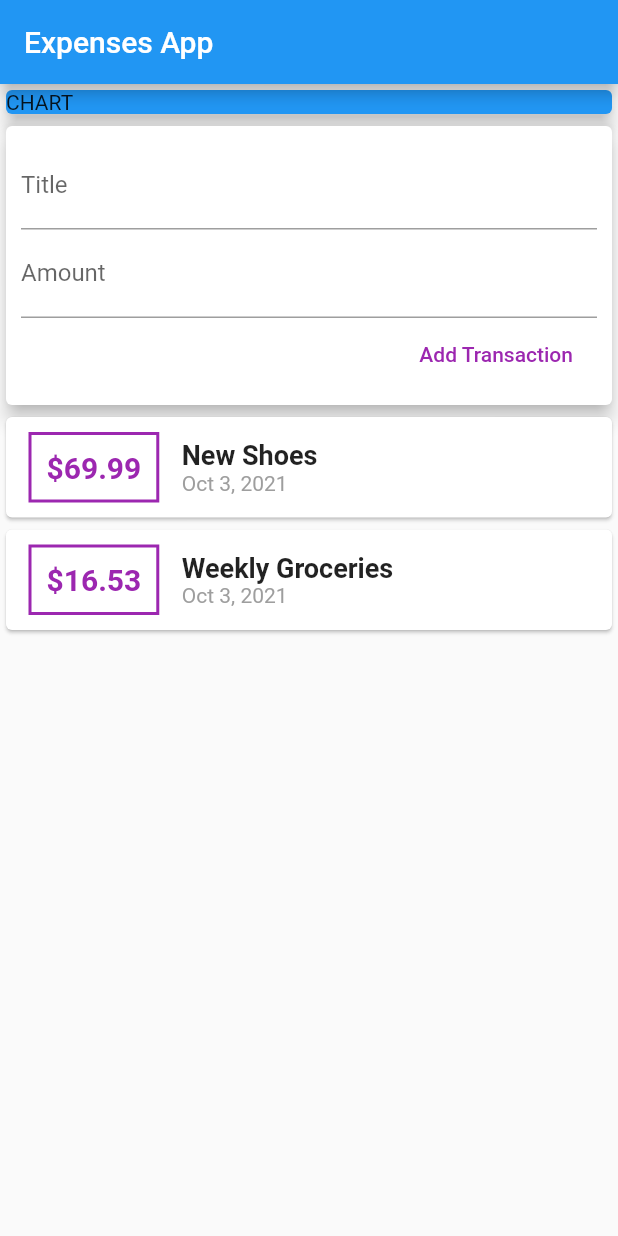
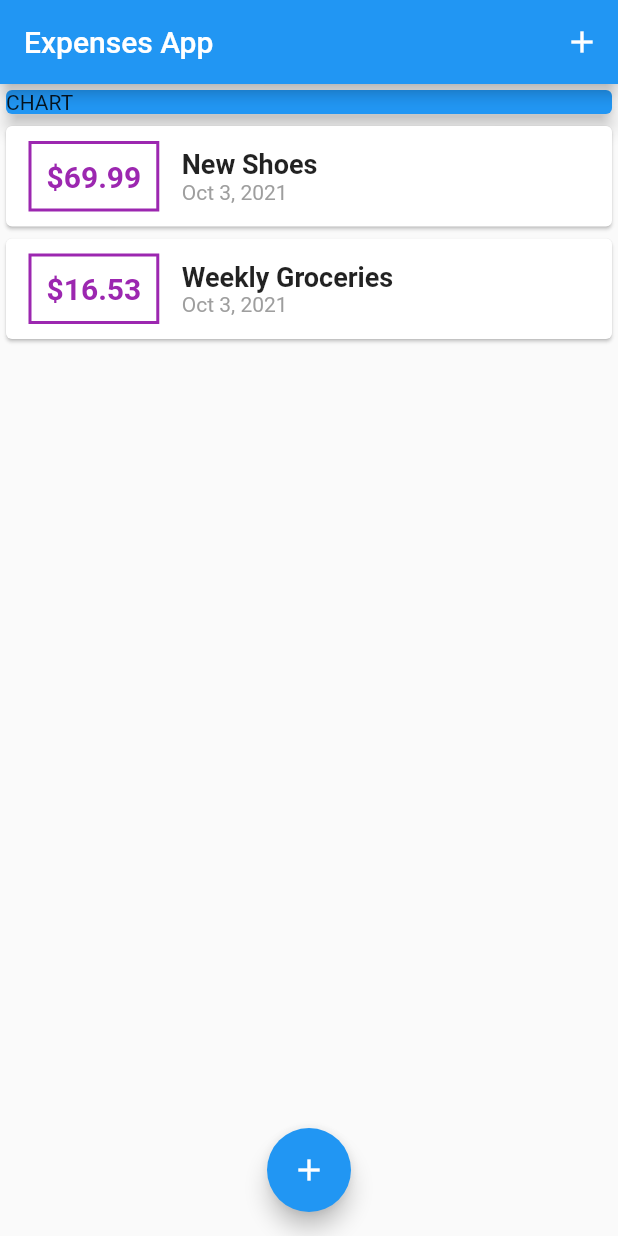
Before and after one commit to felipemotarocha/flutter-expenses-app, a Flutter app: the screen it shows after launch, on a phone screen of 412 x 824 dp. Run offline on Flutter 3.47's test engine with Material 2 defaults, Android fonts, the phone set to English and light mode, and no system bars.

Commit message:
feat: add new transaction modal

```diff
--- a/lib/home.dart
+++ b/lib/home.dart
@@ -2,16 +2,71 @@
 
 import 'package:flutter/material.dart';
 
+import 'entities/transaction.dart';
+
 import 'package:expenses_app/widgets/user_transactions.dart';
+import 'package:expenses_app/widgets/new_transaction.dart';
 
-class Home extends StatelessWidget {
+class Home extends StatefulWidget {
   const Home({Key? key}) : super(key: key);
+
+  @override
+  State<Home> createState() => _HomeState();
+}
+
+class _HomeState extends State<Home> {
+  final List<Transaction> _userTransactions = [
+    Transaction(
+      id: 't1',
+      title: 'New Shoes',
+      amount: 69.99,
+      date: DateTime.now(),
+    ),
+    Transaction(
+      id: 't2',
+      title: 'Weekly Groceries',
+      amount: 16.53,
+      date: DateTime.now(),
+    ),
+  ];
+
+  void startAddNewTransaction(BuildContext ctx) {
+    showModalBottomSheet(
+      context: ctx,
+      builder: (_) {
+        return GestureDetector(
+          onTap: () {},
+          child: NewTransaction(handleAddTransactionPress: addTransaction),
+          behavior: HitTestBehavior.opaque,
+        );
+      },
+    );
+  }
+
+  void addTransaction(String title, double amount) {
+    final newTransaction = Transaction(
+      id: DateTime.now().toString(),
+      title: title,
+      amount: amount,
+      date: DateTime.now(),
+    );
+
+    setState(() {
+      _userTransactions.add(newTransaction);
+    });
+  }
 
   @override
   Widget build(BuildContext context) {
     return Scaffold(
       appBar: AppBar(
         title: const Text('Expenses App'),
+        actions: [
+          IconButton(
+            onPressed: () {},
+            icon: const Icon(Icons.add),
+          )
+        ],
       ),
       body: SingleChildScrollView(
         child: Column(
@@ -24,9 +79,14 @@ class Home extends StatelessWidget {
                 elevation: 5,
               ),
             ),
-            const UserTransactions(),
+            UserTransactions(transactions: _userTransactions),
           ],
         ),
+      ),
+      floatingActionButtonLocation: FloatingActionButtonLocation.centerFloat,
+      floatingActionButton: FloatingActionButton(
+        child: const Icon(Icons.add),
+        onPressed: () => startAddNewTransaction(context),
       ),
     );
   }
--- a/lib/widgets/user_transactions.dart
+++ b/lib/widgets/user_transactions.dart
@@ -2,51 +2,19 @@ import 'package:flutter/material.dart';
 
 import 'package:expenses_app/entities/transaction.dart';
 
-import 'package:expenses_app/widgets/new_transaction.dart';
 import 'package:expenses_app/widgets/transaction_list.dart';
 
-class UserTransactions extends StatefulWidget {
-  const UserTransactions({Key? key}) : super(key: key);
+class UserTransactions extends StatelessWidget {
+  final List<Transaction> transactions;
 
-  @override
-  _UserTransactionsState createState() => _UserTransactionsState();
-}
-
-class _UserTransactionsState extends State<UserTransactions> {
-  final List<Transaction> _userTransactions = [
-    Transaction(
-      id: 't1',
-      title: 'New Shoes',
-      amount: 69.99,
-      date: DateTime.now(),
-    ),
-    Transaction(
-      id: 't2',
-      title: 'Weekly Groceries',
-      amount: 16.53,
-      date: DateTime.now(),
-    ),
-  ];
-
-  void addTransaction(String title, double amount) {
-    final newTransaction = Transaction(
-      id: DateTime.now().toString(),
-      title: title,
-      amount: amount,
-      date: DateTime.now(),
-    );
-
-    setState(() {
-      _userTransactions.add(newTransaction);
-    });
-  }
+  const UserTransactions({Key? key, required this.transactions})
+      : super(key: key);
 
   @override
   Widget build(BuildContext context) {
     return Column(
       children: [
-        NewTransaction(handleAddTransactionPress: addTransaction),
-        TransactionList(transactions: _userTransactions),
+        TransactionList(transactions: transactions),
       ],
     );
   }
```
